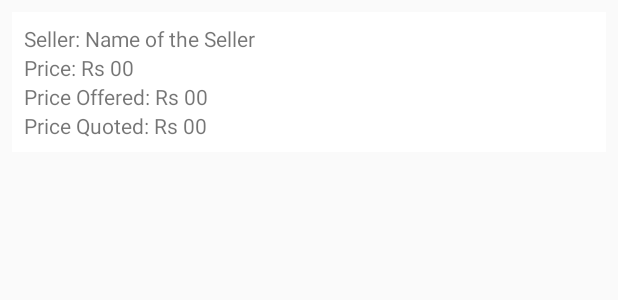
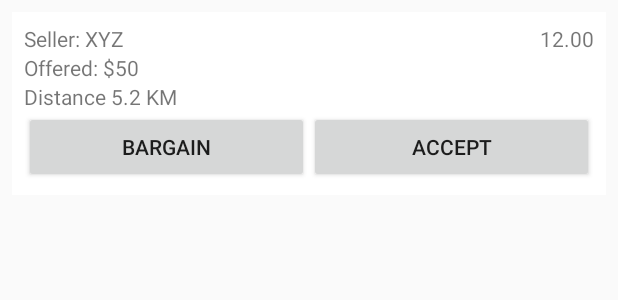
Before and after one commit to bikash001/FlashFetchCustomer, an Android app: the layout list_quotes.xml on its own in the app's theme, with its tools: preview values and no code run, on a phone screen of 412 x 824 dp. Shown: the top 300 px of the screen. Run offline under Robolectric (Android 15) with nearby library versions, the phone set to English and light mode, and no system bars.

Commit message:
code optimization in Quotes, recyclerview added

```diff
--- a/app/src/main/java/com/example/bikash/flashfetchcustomer/Deals.java
+++ b/app/src/main/java/com/example/bikash/flashfetchcustomer/Deals.java
@@ -327,7 +327,7 @@ public class Deals extends AppCompatActivity {
         @Override
         public void onViewCreated(View view, @Nullable Bundle savedInstanceState) {
             super.onViewCreated(view, savedInstanceState);
-            Button button = (Button) getView().findViewById(R.id.chat);
+          /*  Button button = (Button) getView().findViewById(R.id.chat);
             CharSequence tag = "button_chat"+rank;
             button.setTag(tag);
             button.setOnClickListener(new View.OnClickListener() {
@@ -336,9 +336,9 @@ public class Deals extends AppCompatActivity {
                     Intent intent = new Intent(getContext(), Chat.class);
                     startActivity(intent);
                 }
-            });
+            });*/
             Button button_call = (Button) getView().findViewById(R.id.call);
-            tag = "button_call"+rank;
+            CharSequence tag = "button_call"+rank;
             button_call.setTag(tag);
             button_call.setOnClickListener(new View.OnClickListener() {
                 @Override
--- a/app/src/main/java/com/example/bikash/flashfetchcustomer/LoginActivity.java
+++ b/app/src/main/java/com/example/bikash/flashfetchcustomer/LoginActivity.java
@@ -531,7 +531,7 @@ View.OnClickListener{
                 editor.putBoolean("SIGNED",true);
                 editor.putString("EMAIL",mEmail);
                 editor.apply();
-                Intent intent = new Intent(LoginActivity.this,Deals.class);
+                Intent intent = new Intent(LoginActivity.this,Main2Activity.class);
                 startActivity(intent);
                 finish();
             } else {
--- a/app/src/main/res/layout/list_quotes.xml
+++ b/app/src/main/res/layout/list_quotes.xml
@@ -1,70 +1,60 @@
 <?xml version="1.0" encoding="utf-8"?>
 <RelativeLayout xmlns:android="http://schemas.android.com/apk/res/android"
-    android:padding="@dimen/margin" android:background="#ffffff"
+    android:layout_width="match_parent"
+    android:layout_height="wrap_content"
     android:layout_margin="@dimen/margin"
-    android:layout_width="match_parent" android:layout_height="wrap_content">
+    android:background="#ffffff"
+    android:padding="@dimen/margin">
+
     <TextView
         android:id="@+id/seller_name"
-        android:text="@string/seller_name"
         android:layout_width="wrap_content"
-        android:layout_height="wrap_content" />
+        android:layout_height="wrap_content"
+        android:layout_alignParentLeft="true"
+        android:layout_toLeftOf="@+id/timer"
+        android:layout_toStartOf="@+id/timer"
+        android:text="Seller: XYZ " />
+
     <TextView
-        android:id="@+id/set_seller_name"
-        android:layout_toRightOf="@id/seller_name"
-        android:text="@string/set_seller"
+        android:id="@+id/timer"
         android:layout_width="wrap_content"
-        android:layout_height="wrap_content" />
-    <TextView
-        android:id="@+id/store_price"
-        android:layout_below="@id/seller_name"
-        android:text="@string/price"
-        android:layout_width="wrap_content"
-        android:layout_height="wrap_content" />
-    <TextView
-        android:id="@+id/set_store_price_quotes"
-        android:layout_below="@id/seller_name"
-        android:layout_toRightOf="@id/store_price"
-        android:text="00"
-        android:layout_width="match_parent"
-        android:layout_height="wrap_content" />
+        android:layout_height="wrap_content"
+        android:layout_alignParentRight="true"
+        android:text="12.00" />
+
     <TextView
         android:id="@+id/price_offered_quotes"
-        android:layout_below="@id/store_price"
-        android:text="@string/price_offered"
         android:layout_width="wrap_content"
-        android:layout_height="wrap_content" />
+        android:layout_height="wrap_content"
+        android:layout_below="@+id/seller_name"
+        android:text="Offered: $50" />
+
     <TextView
-        android:id="@+id/set_price_offered_quotes"
-        android:layout_below="@id/store_price"
-        android:layout_toRightOf="@id/price_offered_quotes"
-        android:text="00"
+        android:id="@+id/distance"
         android:layout_width="match_parent"
-        android:layout_height="wrap_content" />
-    <TextView
-        android:id="@+id/price_quoted"
+        android:layout_height="wrap_content"
         android:layout_below="@id/price_offered_quotes"
-        android:text="@string/price_quoted"
-        android:layout_width="wrap_content"
-        android:layout_height="wrap_content" />
-    <TextView
-        android:id="@+id/set_price_quoted"
-        android:layout_below="@id/price_offered_quotes"
-        android:layout_toRightOf="@id/price_quoted"
-        android:text="00"
-        android:layout_width="match_parent"
-        android:layout_height="wrap_content" />
+        android:text="Distance 5.2 KM" />
+
     <LinearLayout
         android:id="@+id/button_layout"
-        android:orientation="horizontal"
-        android:layout_below="@id/price_quoted"
         android:layout_width="match_parent"
-        android:layout_height="wrap_content">
-        <!--Button
+        android:layout_height="wrap_content"
+        android:layout_below="@+id/distance"
+        android:weightSum="2"
+        android:orientation="horizontal">
+        <Button
+            android:id="@+id/button_bargain"
+            android:text="@string/button_bargain"
+            android:layout_weight="1"
+            android:layout_width="0dp"
+            android:layout_height="wrap_content" />
+        <Button
             android:id="@+id/button_accept"
             android:text="@string/button_accept"
+            android:layout_weight="1"
             android:layout_width="0dp"
-            android:layout_weight="1"
-            android:layout_height="wrap_content" /-->
+            android:layout_height="wrap_content" />
     </LinearLayout>
 
 </RelativeLayout>
--- a/app/src/main/res/values/colors.xml
+++ b/app/src/main/res/values/colors.xml
@@ -3,4 +3,5 @@
     <color name="colorPrimary">#3F51B5</color>
     <color name="colorPrimaryDark">#303F9F</color>
     <color name="colorAccent">#FF4081</color>
+    <color name="material_grey">#ffe0e0e0</color>
 </resources>
--- a/app/src/main/res/values/dimens.xml
+++ b/app/src/main/res/values/dimens.xml
@@ -8,4 +8,7 @@
     <dimen name="text_margin">16dp</dimen>
     <dimen name="margin">8dp</dimen>
     <dimen name="small_margin">3dp</dimen>
+    <!-- Default screen margins, per the Android Design guidelines. -->
+    <dimen name="nav_header_vertical_spacing">16dp</dimen>
+    <dimen name="nav_header_height">160dp</dimen>
 </resources>
```
Also changed, not shown: app/src/main/AndroidManifest.xml (+17 -7 lines), app/src/main/res/layout/activity_main2.xml (added, +26 -0 lines), app/src/main/res/values/strings.xml (+10 -1 lines).
